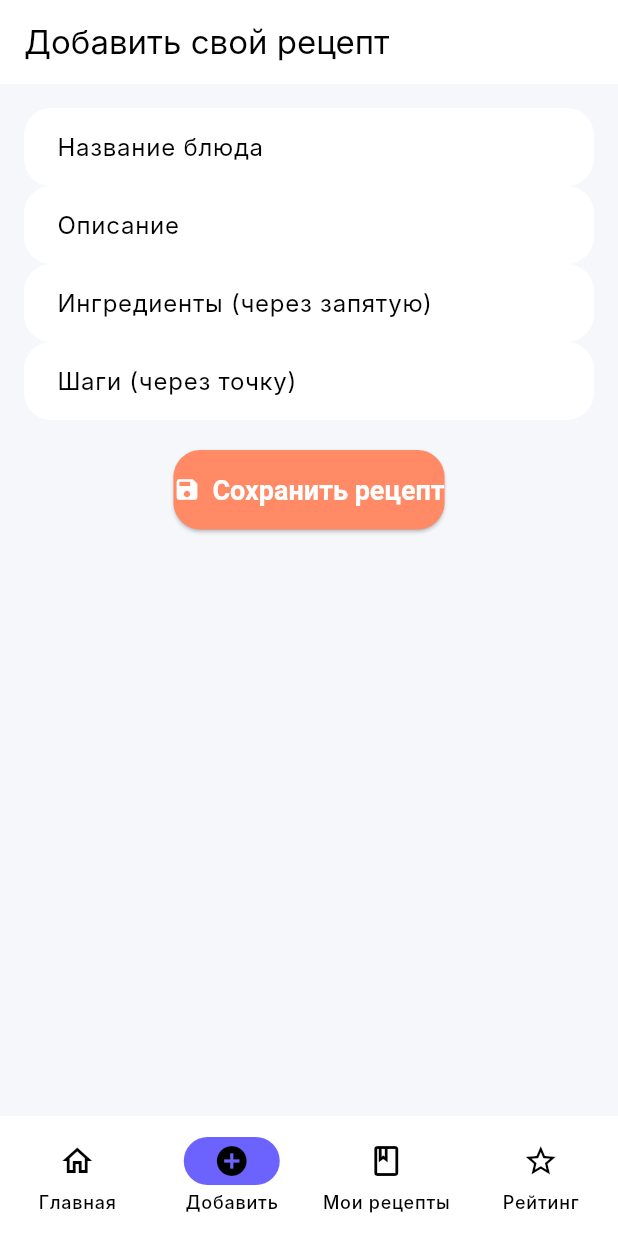
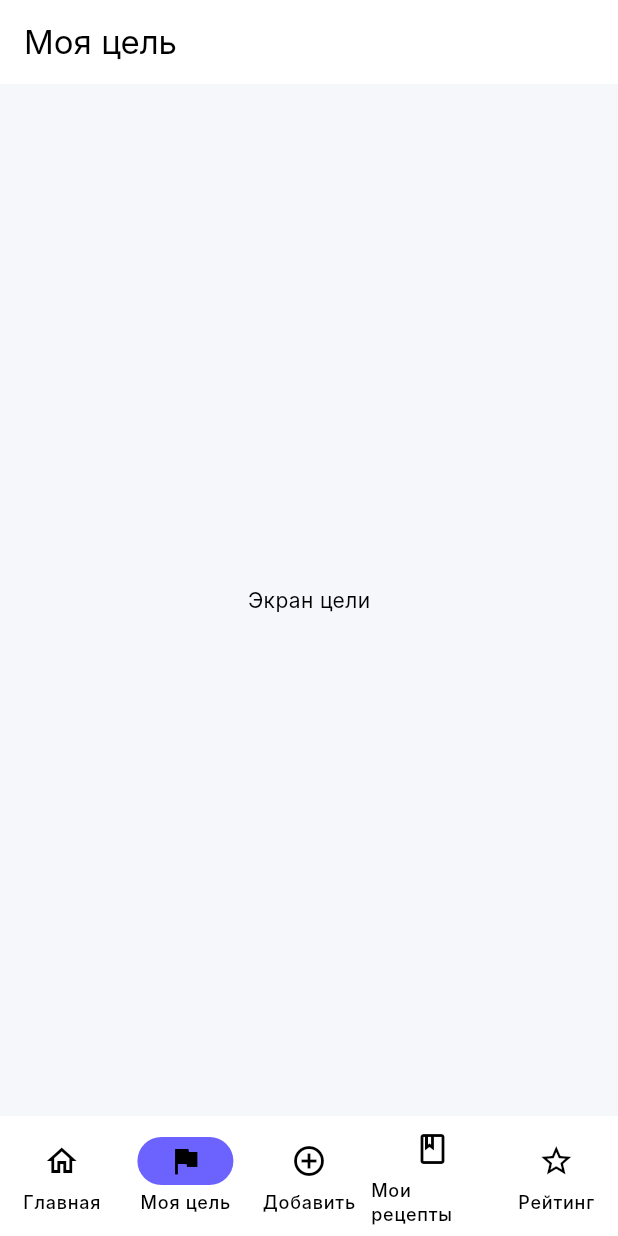
Before and after one commit to dicaaTok/YumYum, a Flutter app: the screen it shows after launch, item 2 of the bottom bar chosen, on a phone screen of 412 x 824 dp. Run offline on Flutter 3.47's test engine with Material 3 defaults, Android fonts, the phone set to English and light mode, and no system bars; our stand-ins replace flutter_dotenv, hive, hive_flutter, image_picker; accounts and stored records are empty; Roboto replaces fonts that are missing (Inter).

Commit message:
цель

```diff
--- a/lib/screens/home_screen.dart
+++ b/lib/screens/home_screen.dart
@@ -163,7 +163,7 @@ class _HomeScreenState extends State<HomeScreen> {
                     const Duration(milliseconds: 100),
                         () => Navigator.push(
                       context,
-                      MaterialPageRoute(builder: (_) => const MyRecipesScreen()),
+                      MaterialPageRoute(builder: (_) => MyRecipesScreen()),
                     ),
                   );
                 },
--- a/lib/screens/main_screen.dart
+++ b/lib/screens/main_screen.dart
@@ -1,6 +1,7 @@
 import 'package:flutter/material.dart';
 import 'home_screen.dart';
 import 'add_recipe_screen.dart';
+import 'my_goal_screen.dart';
 import 'my_recipes_screen.dart';
 import 'rating_screen.dart';
 
@@ -15,6 +16,7 @@ class _MainScreenState extends State<MainScreen> {
 
   final List<Widget> _pages = [
     const HomeScreen(),
+     MyGoalScreen(),
     const AddRecipeScreen(),
     const MyRecipesScreen(),
     RatingScreen(recipes: const []),
@@ -40,6 +42,10 @@ class _MainScreenState extends State<MainScreen> {
             label: 'Главная',
           ),
           NavigationDestination(
+            icon: Icon(Icons.flag),
+            label: 'Моя цель',
+          ),
+          NavigationDestination(
             icon: Icon(Icons.add_circle_outline),
             selectedIcon: Icon(Icons.add_circle),
             label: 'Добавить',
--- /dev/null
+++ b/lib/screens/my_goal_screen.dart
@@ -0,0 +1,13 @@
+import 'package:flutter/material.dart';
+
+class MyGoalScreen extends StatelessWidget {
+  const MyGoalScreen({super.key});
+
+  @override
+  Widget build(BuildContext context) {
+    return Scaffold(
+      appBar: AppBar(title: const Text("Моя цель")),
+      body: const Center(child: Text("Экран цели")),
+    );
+  }
+}
--- a/lib/screens/my_recipes_screen.dart
+++ b/lib/screens/my_recipes_screen.dart
@@ -3,6 +3,7 @@ import '../services/recipe_storage_service.dart';
 import '../models/user_recipe.dart';
 import '../models/recipe.dart';
 import '../widgets/recipe_card.dart';
+import 'add_recipe_screen.dart';
 
 class MyRecipesScreen extends StatefulWidget {
   const MyRecipesScreen({super.key});
@@ -20,10 +21,12 @@ class _MyRecipesScreenState extends State<MyRecipesScreen> {
     userRecipes = RecipeStorageService.getAllRecipes();
   }
 
+
   @override
   Widget build(BuildContext context) {
     return Scaffold(
       appBar: AppBar(title: const Text('Мои рецепты')),
+
       body: userRecipes.isEmpty
           ? const Center(child: Text('У вас пока нет сохранённых рецептов'))
           : ListView.builder(
@@ -46,4 +49,5 @@ class _MyRecipesScreenState extends State<MyRecipesScreen> {
       ),
     );
   }
+
 }
```
Also changed, not shown: lib/screens/main_navigation.dart (added, +47 -0 lines).
